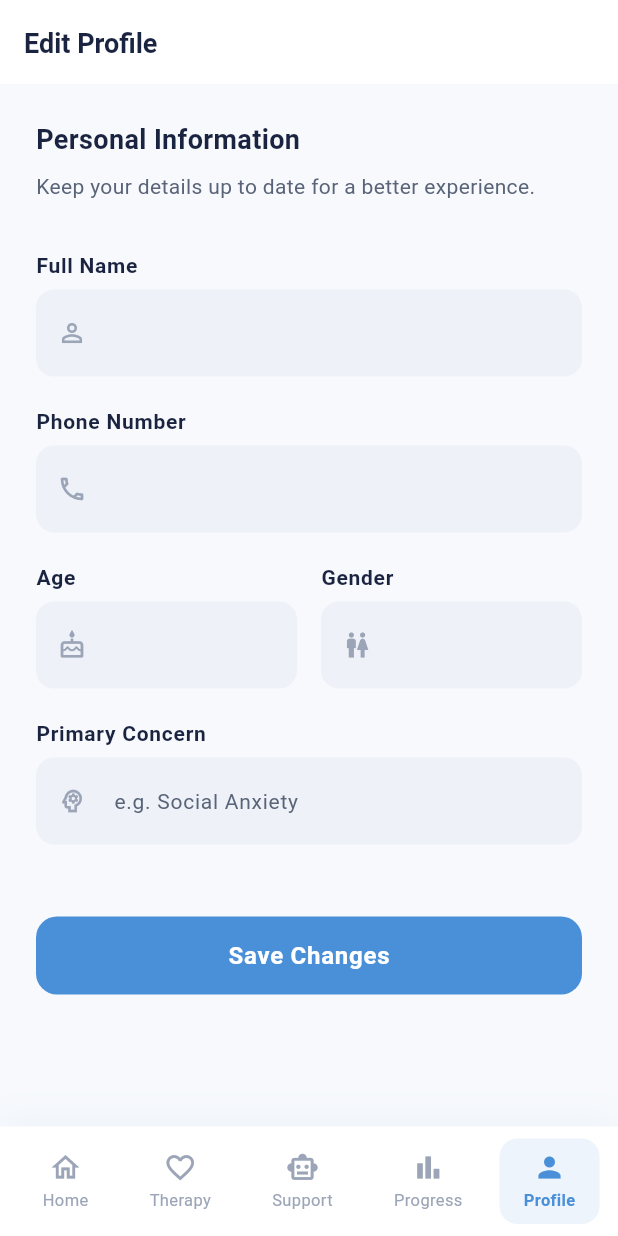
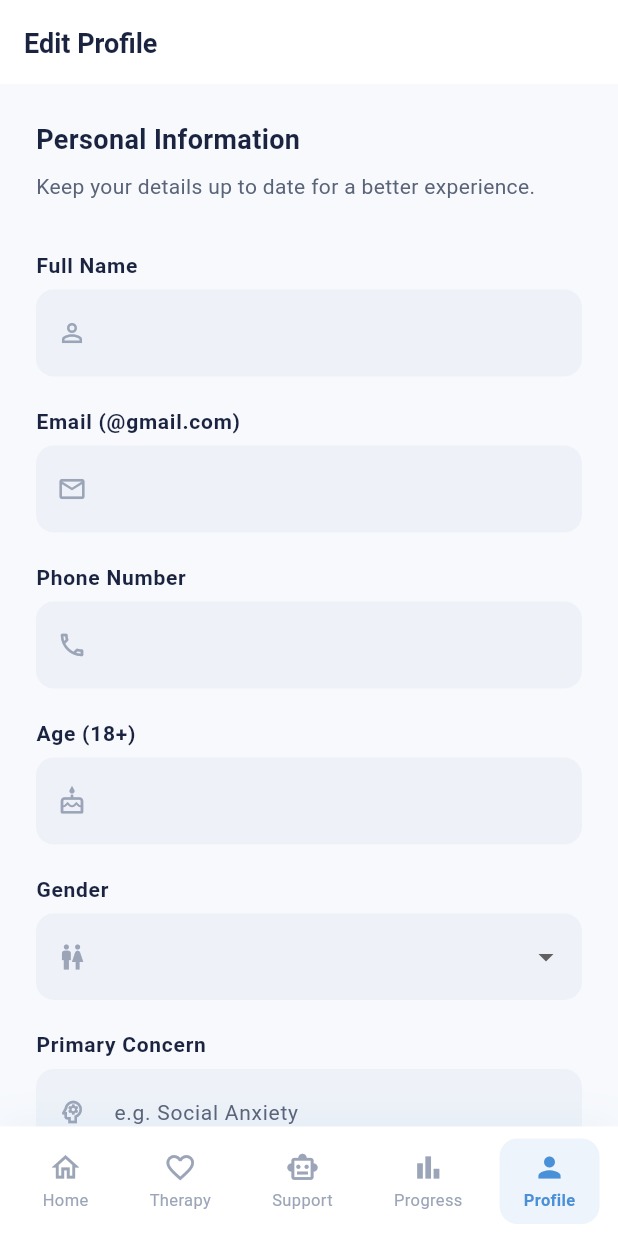
Before and after one commit to kidanuabebaw24-hue/therapy-app, a Flutter app: the EditProfileScreen screen opened by its route, on a phone screen of 412 x 824 dp. Run offline on Flutter 3.47's test engine with Material 3 defaults, Android fonts, the phone set to English and light mode, and no system bars; our stand-ins replace cached_network_image, dio, fl_chart, flutter_animate, flutter_riverpod, flutter_secure_storage and 7 more; accounts and stored records are empty; network calls fail; Roboto replaces fonts that are missing (Outfit).

Commit message:
Add profile and emergency contact form validation matching registration rules
Co-authored-by: Cursor <cursoragent@cursor.com>

```diff
--- a/theraphy-flutter/lib/screens/client/profile/edit_profile_screen.dart
+++ b/theraphy-flutter/lib/screens/client/profile/edit_profile_screen.dart
@@ -4,6 +4,7 @@ import 'package:go_router/go_router.dart';
 import '../../../core/constants/app_colors.dart';
 import '../../../core/constants/app_text_styles.dart';
 import 'package:theraphy_flutter/features/auth/presentation/providers/auth_provider.dart';
+import 'package:theraphy_flutter/features/auth/presentation/utils/register_validators.dart';
 import '../../../widgets/app_button.dart';
 import '../../../widgets/app_text_field.dart';
 
@@ -17,37 +18,47 @@ class EditProfileScreen extends ConsumerStatefulWidget {
 class _EditProfileScreenState extends ConsumerState<EditProfileScreen> {
   final _formKey = GlobalKey<FormState>();
   late TextEditingController _nameController;
+  late TextEditingController _emailController;
   late TextEditingController _phoneController;
   late TextEditingController _ageController;
-  late TextEditingController _genderController;
   late TextEditingController _concernController;
+  String? _selectedGender;
 
   @override
   void initState() {
     super.initState();
     final user = ref.read(currentUserProvider);
     _nameController = TextEditingController(text: user?.name);
+    _emailController = TextEditingController(text: user?.email);
     _phoneController = TextEditingController(text: user?.phone);
     _ageController = TextEditingController(text: user?.age?.toString());
-    _genderController = TextEditingController(text: user?.gender);
+    _selectedGender = _normalizeGender(user?.gender);
     _concernController = TextEditingController(text: user?.primaryPhobia);
+  }
+
+  String? _normalizeGender(String? raw) {
+    if (raw == null) return null;
+    final lower = raw.trim().toLowerCase();
+    if (lower == 'male' || lower == 'female') return lower;
+    return null;
   }
 
   @override
   void dispose() {
     _nameController.dispose();
+    _emailController.dispose();
     _phoneController.dispose();
     _ageController.dispose();
-    _genderController.dispose();
     _concernController.dispose();
     super.dispose();
   }
 
   Future<void> _save() async {
-    if (_formKey.currentState!.validate()) {
+    if (!_formKey.currentState!.validate()) return;
+
     final user = ref.read(currentUserProvider);
-      if (user != null) {
-        // Show elegant loading indicator dialog
+    if (user == null) return;
+
     showDialog(
       context: context,
       barrierDismissible: false,
@@ -57,20 +68,25 @@ class _EditProfileScreenState extends ConsumerState<EditProfileScreen> {
     );
 
     final updatedUser = user.copyWith(
-          name: _nameController.text,
-          phone: _phoneController.text,
-          age: int.tryParse(_ageController.text),
-          gender: _genderController.text,
-          primaryPhobia: _concernController.text,
+      name: _nameController.text.trim(),
+      phone: _phoneController.text.trim().isEmpty
+          ? null
+          : _phoneController.text.trim(),
+      age: int.parse(_ageController.text.trim()),
+      gender: _selectedGender,
+      primaryPhobia: _concernController.text.trim().isEmpty
+          ? null
+          : _concernController.text.trim(),
     );
 
-        final success = await ref.read(authProvider.notifier).updateUserProfile(updatedUser);
+    final success =
+        await ref.read(authProvider.notifier).updateUserProfile(updatedUser);
 
-        if (mounted) {
-          Navigator.pop(context); // Dismiss spinner
+    if (!mounted) return;
+    Navigator.pop(context);
 
     if (success) {
-            context.pop(); // Go back
+      context.pop();
       ScaffoldMessenger.of(context).showSnackBar(
         const SnackBar(
           content: Text('Profile updated successfully'),
@@ -84,9 +100,6 @@ class _EditProfileScreenState extends ConsumerState<EditProfileScreen> {
           backgroundColor: AppColors.error,
         ),
       );
-          }
-        }
-      }
     }
   }
 
@@ -110,14 +123,26 @@ class _EditProfileScreenState extends ConsumerState<EditProfileScreen> {
               const SizedBox(height: 8),
               Text(
                 'Keep your details up to date for a better experience.',
-                style: AppTextStyles.bodyMedium.copyWith(color: AppColors.textSecondary),
+                style: AppTextStyles.bodyMedium.copyWith(
+                  color: AppColors.textSecondary,
+                ),
               ),
               const SizedBox(height: 32),
               AppTextField(
                 label: 'Full Name',
                 controller: _nameController,
                 prefixIcon: Icons.person_outline,
-                validator: (val) => val == null || val.isEmpty ? 'Please enter your name' : null,
+                inputFormatters: RegisterValidators.nameInputFormatters,
+                validator: RegisterValidators.validateName,
+              ),
+              const SizedBox(height: 20),
+              AppTextField(
+                label: 'Email (@gmail.com)',
+                controller: _emailController,
+                prefixIcon: Icons.email_outlined,
+                keyboardType: TextInputType.emailAddress,
+                enabled: false,
+                validator: RegisterValidators.validateGmail,
               ),
               const SizedBox(height: 20),
               AppTextField(
@@ -125,27 +150,22 @@ class _EditProfileScreenState extends ConsumerState<EditProfileScreen> {
                 controller: _phoneController,
                 prefixIcon: Icons.phone_outlined,
                 keyboardType: TextInputType.phone,
+                validator: (v) => RegisterValidators.validatePhone(v, required: false),
               ),
               const SizedBox(height: 20),
-              Row(
-                children: [
-                  Expanded(
-                    child: AppTextField(
-                      label: 'Age',
+              AppTextField(
+                label: 'Age (18+)',
                 controller: _ageController,
                 prefixIcon: Icons.cake_outlined,
                 keyboardType: TextInputType.number,
+                inputFormatters: RegisterValidators.ageInputFormatters,
+                validator: RegisterValidators.validateAge,
               ),
-                  ),
-                  const SizedBox(width: 16),
-                  Expanded(
-                    child: AppTextField(
-                      label: 'Gender',
-                      controller: _genderController,
-                      prefixIcon: Icons.wc_outlined,
-                    ),
-                  ),
-                ],
+              const SizedBox(height: 20),
+              _ProfileGenderField(
+                value: _selectedGender,
+                onChanged: (v) => setState(() => _selectedGender = v),
+                validator: RegisterValidators.validateGender,
               ),
               const SizedBox(height: 20),
               AppTextField(
@@ -166,3 +186,40 @@ class _EditProfileScreenState extends ConsumerState<EditProfileScreen> {
     );
   }
 }
+
+class _ProfileGenderField extends StatelessWidget {
+  final String? value;
+  final ValueChanged<String?> onChanged;
+  final String? Function(String?)? validator;
+
+  const _ProfileGenderField({
+    required this.value,
+    required this.onChanged,
+    this.validator,
+  });
+
+  @override
+  Widget build(BuildContext context) {
+    return Column(
+      crossAxisAlignment: CrossAxisAlignment.start,
+      children: [
+        Text('Gender', style: AppTextStyles.labelLarge),
+        const SizedBox(height: 6),
+        DropdownButtonFormField<String>(
+          value: value,
+          decoration: InputDecoration(
+            prefixIcon: const Icon(Icons.wc_outlined, size: 20),
+            border: OutlineInputBorder(borderRadius: BorderRadius.circular(12)),
+          ),
+          style: AppTextStyles.bodyLarge,
+          items: const [
+            DropdownMenuItem(value: 'male', child: Text('Male')),
+            DropdownMenuItem(value: 'female', child: Text('Female')),
+          ],
+          onChanged: onChanged,
+          validator: validator,
+        ),
+      ],
+    );
+  }
+}
--- a/theraphy-flutter/lib/widgets/app_text_field.dart
+++ b/theraphy-flutter/lib/widgets/app_text_field.dart
@@ -1,4 +1,5 @@
 import 'package:flutter/material.dart';
+import 'package:flutter/services.dart';
 import '../core/constants/app_colors.dart';
 import '../core/constants/app_text_styles.dart';
 
@@ -17,6 +18,8 @@ class AppTextField extends StatefulWidget {
   final TextInputAction textInputAction;
   final FocusNode? focusNode;
   final void Function(String)? onFieldSubmitted;
+  final List<TextInputFormatter>? inputFormatters;
+  final int? maxLength;
 
   const AppTextField({
     super.key,
@@ -34,6 +37,8 @@ class AppTextField extends StatefulWidget {
     this.textInputAction = TextInputAction.next,
     this.focusNode,
     this.onFieldSubmitted,
+    this.inputFormatters,
+    this.maxLength,
   });
 
   @override
@@ -59,6 +64,8 @@ class _AppTextFieldState extends State<AppTextField> {
         TextFormField(
           controller: widget.controller,
           validator: widget.validator,
+          inputFormatters: widget.inputFormatters,
+          maxLength: widget.maxLength,
           keyboardType: widget.keyboardType,
           obscureText: widget.obscureText ? _obscure : false,
           maxLines: widget.obscureText ? 1 : widget.maxLines,
```
Also changed, not shown: theraphy-flutter/lib/features/auth/presentation/pages/register_screen.dart (+2 -10 lines), theraphy-flutter/lib/features/auth/presentation/utils/register_validators.dart (+40 -2 lines), theraphy-flutter/lib/screens/client/profile/client_profile_screen.dart (+13 -8 lines). Lines whose indentation alone changed are shown as unchanged.
